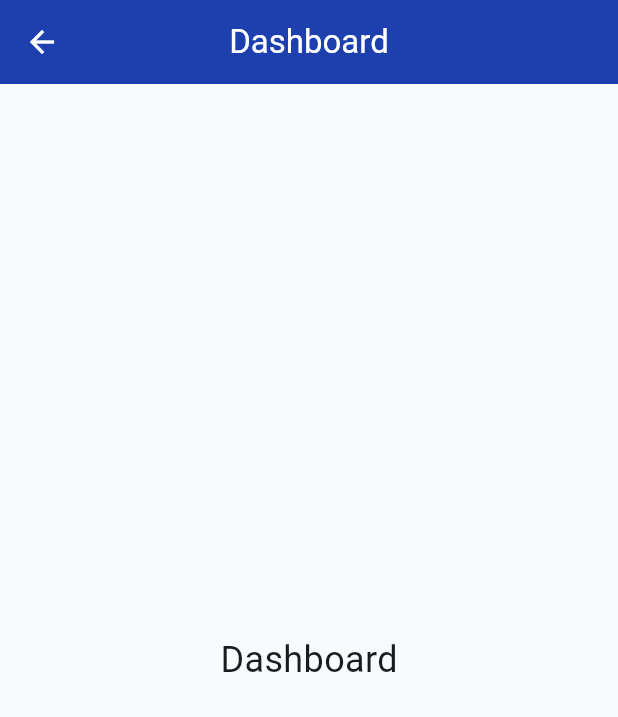
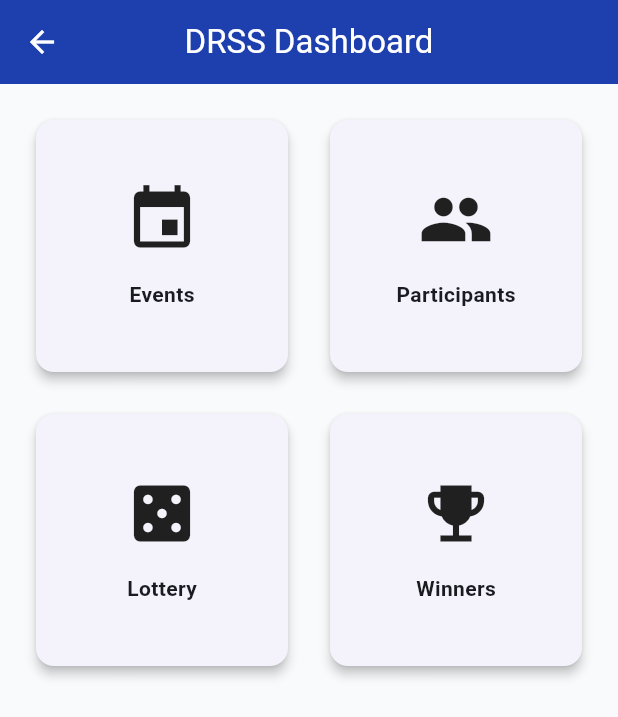
Before and after one commit to Kidanedg/DRSS, a Flutter app: the DashboardScreen screen opened by its route, on a phone screen of 412 x 824 dp. Shown: the top 717 px of the screen. Run offline on Flutter 3.47's test engine with Material 3 defaults, Android fonts, the phone set to English and light mode, and no system bars; our stand-ins replace firebase_core, go_router; accounts and stored records are empty.

Commit message:
Refactor DashboardScreen to use GridView layout
Updated the DashboardScreen to include a GridView layout with cards for Events, Participants, Lottery, and Winners.

```diff
--- a/lib/screens/dashboard/dashboard_screen.dart
+++ b/lib/screens/dashboard/dashboard_screen.dart
@@ -1,22 +1,78 @@
 import 'package:flutter/material.dart';
 
 class DashboardScreen extends StatelessWidget {
+
   const DashboardScreen({super.key});
 
   @override
   Widget build(BuildContext context) {
 
     return Scaffold(
+
       appBar: AppBar(
-        title: const Text("Dashboard"),
+        title: const Text("DRSS Dashboard"),
       ),
 
-      body: const Center(
-        child: Text(
-          "Dashboard",
-          style: TextStyle(fontSize: 24),
-        ),
+      body: GridView.count(
+
+        padding: const EdgeInsets.all(20),
+
+        crossAxisCount: 2,
+
+        crossAxisSpacing: 20,
+
+        mainAxisSpacing: 20,
+
+        children: const [
+
+          _Card("Events", Icons.event),
+
+          _Card("Participants", Icons.people),
+
+          _Card("Lottery", Icons.casino),
+
+          _Card("Winners", Icons.emoji_events),
+        ],
       ),
     );
   }
 }
+
+class _Card extends StatelessWidget {
+
+  final String title;
+  final IconData icon;
+
+  const _Card(this.title, this.icon);
+
+  @override
+  Widget build(BuildContext context) {
+
+    return Card(
+
+      elevation: 3,
+
+      child: Column(
+
+        mainAxisAlignment: MainAxisAlignment.center,
+
+        children: [
+
+          Icon(
+            icon,
+            size: 50,
+          ),
+
+          const SizedBox(height: 15),
+
+          Text(
+            title,
+            style: const TextStyle(
+              fontWeight: FontWeight.bold,
+            ),
+          ),
+        ],
+      ),
+    );
+  }
+}
```
